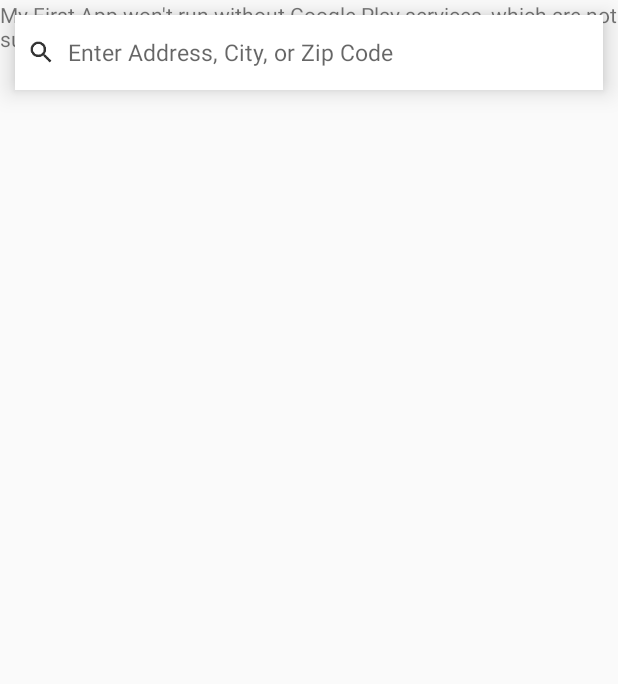
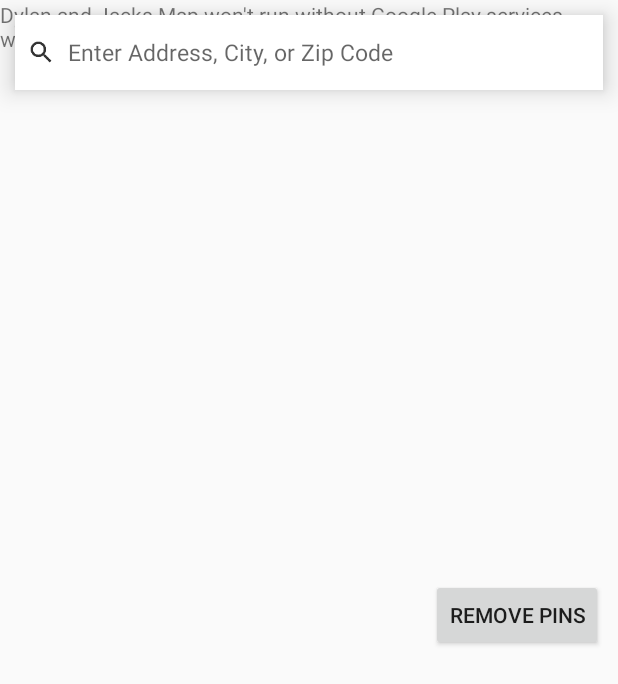
Before and after one commit to DylanCauwels/EE461L--Android-Maps-App, an Android app: the MapsActivity screen opened directly, with no data from a screen before it, on a phone screen of 412 x 824 dp. Shown: the top 684 px of the screen. Run offline under Robolectric (Android 15) with nearby library versions, the phone set to English and light mode, and no system bars.

```diff
--- a/app/src/main/AndroidManifest.xml
+++ b/app/src/main/AndroidManifest.xml
@@ -37,6 +37,7 @@
         <activity
             android:name=".MapsActivity"
             android:label="@string/title_activity_maps"></activity>
+        <uses-library android:name="org.apache.http.legacy" android:required="false"/>
     </application>
 
 </manifest>
--- a/app/src/main/java/com/dylancauwels/myfirstapp/MapsActivity.java
+++ b/app/src/main/java/com/dylancauwels/myfirstapp/MapsActivity.java
@@ -6,8 +6,10 @@ import android.support.v4.app.FragmentActivity;
 import android.os.Bundle;
 import android.util.Log;
 import android.view.KeyEvent;
+import android.view.View;
 import android.view.WindowManager;
 import android.view.inputmethod.EditorInfo;
+import android.widget.Button;
 import android.widget.EditText;
 import android.widget.TextView;
 
@@ -29,6 +31,7 @@ public class MapsActivity extends FragmentActivity implements OnMapReadyCallback
 
     //widgets
     private EditText mSearchText;
+    private Button btnRemove;
 
     @Override
     protected void onCreate(Bundle savedInstanceState) {
@@ -39,6 +42,8 @@ public class MapsActivity extends FragmentActivity implements OnMapReadyCallback
         SupportMapFragment mapFragment = (SupportMapFragment) getSupportFragmentManager()
                 .findFragmentById(R.id.map);
         mapFragment.getMapAsync(this);
+
+        btnRemove = (Button) findViewById(R.id.btnRemove);
     }
 
 
@@ -55,7 +60,7 @@ public class MapsActivity extends FragmentActivity implements OnMapReadyCallback
     public void onMapReady(GoogleMap googleMap) {
         mMap = googleMap;
         init();
-        hideKeyboard();
+        //hideKeyboard();
         // Add a marker in Sydney and move the camera
         LatLng sydney = new LatLng(-34, 151);
         mMap.addMarker(new MarkerOptions().position(sydney).title("Marker in Sydney"));
@@ -93,10 +98,16 @@ public class MapsActivity extends FragmentActivity implements OnMapReadyCallback
             mMap.addMarker(new MarkerOptions().position(newLocation).title(address.getFeatureName()));
             mMap.moveCamera(CameraUpdateFactory.newLatLng(newLocation));
             hideKeyboard();
+            btnRemove.setVisibility(View.VISIBLE);
         }
     }
 
     private void hideKeyboard() {
         this.getWindow().setSoftInputMode(WindowManager.LayoutParams.SOFT_INPUT_STATE_ALWAYS_HIDDEN);
     }
+
+    public void removeMarkers(View view) {
+        mMap.clear();
+        btnRemove.setVisibility(View.GONE);
+    }
 }
--- a/app/src/main/res/layout/activity_maps.xml
+++ b/app/src/main/res/layout/activity_maps.xml
@@ -48,4 +48,16 @@
 
     </RelativeLayout>
 
+    <Button
+        android:id="@+id/btnRemove"
+        android:layout_width="wrap_content"
+        android:layout_height="wrap_content"
+        android:layout_alignParentEnd="true"
+        android:layout_alignParentBottom="true"
+        android:layout_marginEnd="10dp"
+        android:layout_marginBottom="390dp"
+        android:onClick="removeMarkers"
+        android:text="Remove Pins"
+        android:visibility="visible" />
+
 </RelativeLayout>
--- a/app/src/main/res/values/strings.xml
+++ b/app/src/main/res/values/strings.xml
@@ -1,5 +1,5 @@
 <resources>
-    <string name="app_name">My First App</string>
+    <string name="app_name">Dylan and Jacks Map"</string>
     <string name="edit_message">Enter a message</string>
     <string name="button_send">Send</string>
     <string name="APIKey">AIzaSyBvwuw8nAtQ-wnr_I1Iy7P7l2lnzKj4ZmA</string>
--- a/build.gradle
+++ b/build.gradle
@@ -7,7 +7,7 @@ buildscript {
         jcenter()
     }
     dependencies {
-        classpath 'com.android.tools.build:gradle:3.2.0'
+        classpath 'com.android.tools.build:gradle:3.2.1'
 
 
         // NOTE: Do not place your application dependencies here; they belong
```
Also changed, not shown: 5 other files.
